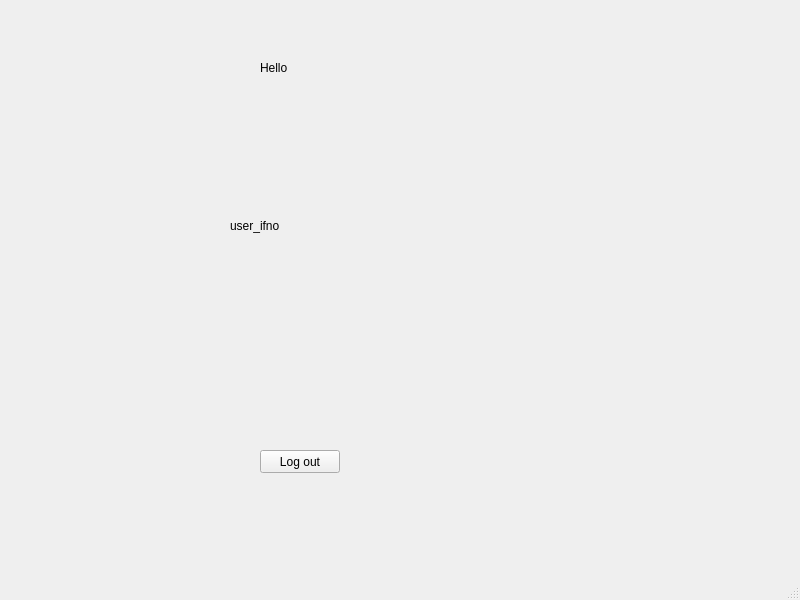
Old version of the form gui/main_window.ui in the repository mGarbowski/pipr-piprbook.
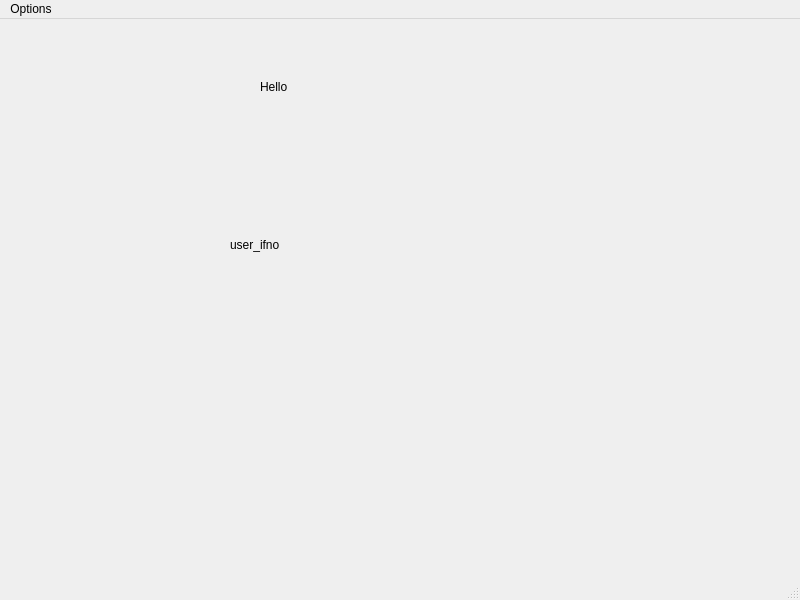
New version of the form.

Commit message: added log out via menu bar

Patch:
```diff
--- a/gui/main_window.ui
+++ b/gui/main_window.ui
@@ -43,19 +43,6 @@
      <bool>true</bool>
     </property>
    </widget>
-   <widget class="QPushButton" name="log_out_button">
-    <property name="geometry">
-     <rect>
-      <x>260</x>
-      <y>450</y>
-      <width>80</width>
-      <height>23</height>
-     </rect>
-    </property>
-    <property name="text">
-     <string>Log out</string>
-    </property>
-   </widget>
   </widget>
   <widget class="QMenuBar" name="menubar">
    <property name="geometry">
@@ -66,6 +53,13 @@
      <height>20</height>
     </rect>
    </property>
+   <widget class="QMenu" name="menuOptions">
+    <property name="title">
+     <string>Options</string>
+    </property>
+    <addaction name="action_log_out"/>
+   </widget>
+   <addaction name="menuOptions"/>
   </widget>
   <widget class="QStatusBar" name="statusbar"/>
  </widget>
```
Left out of the diff: 5 changed lines with no effect on the pictures. The commit also changes 2 other files.
